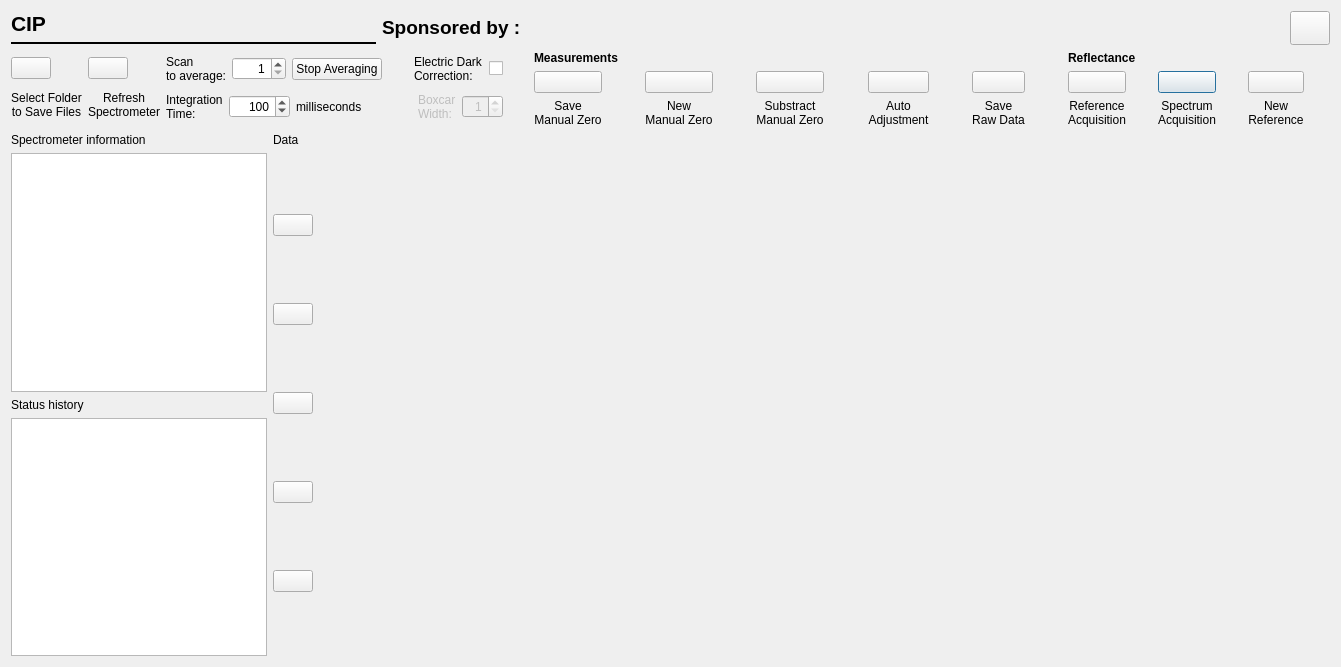
Before: the Qt Designer form ui/dialog.ui in hildomaclean/Spectrometer_Spectra, drawn with Qt 5.
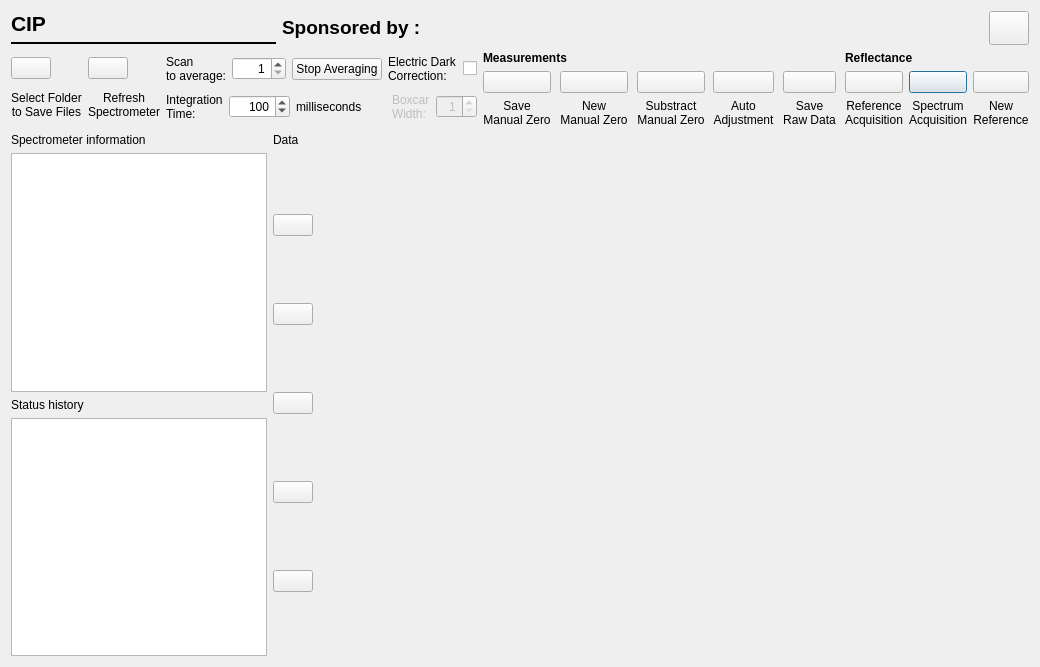
After: the same form once the commit is applied. Icons and pictures are not drawn. Custom widgets are drawn as their Qt base class.

The edit to the form file:
```diff
--- a/ui/dialog.ui
+++ b/ui/dialog.ui
@@ -9,7 +9,7 @@
    <rect>
     <x>0</x>
     <y>0</y>
-    <width>1341</width>
+    <width>1040</width>
     <height>667</height>
    </rect>
   </property>
```
